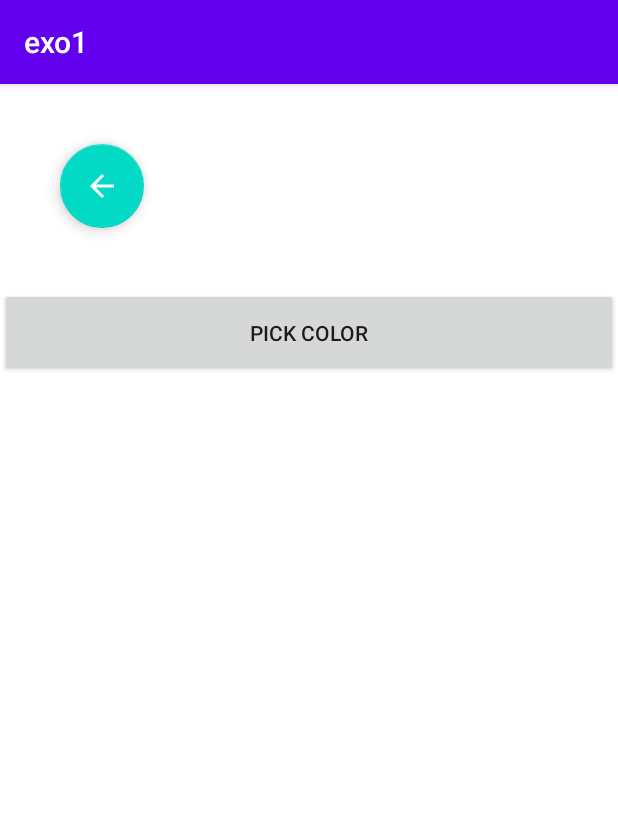
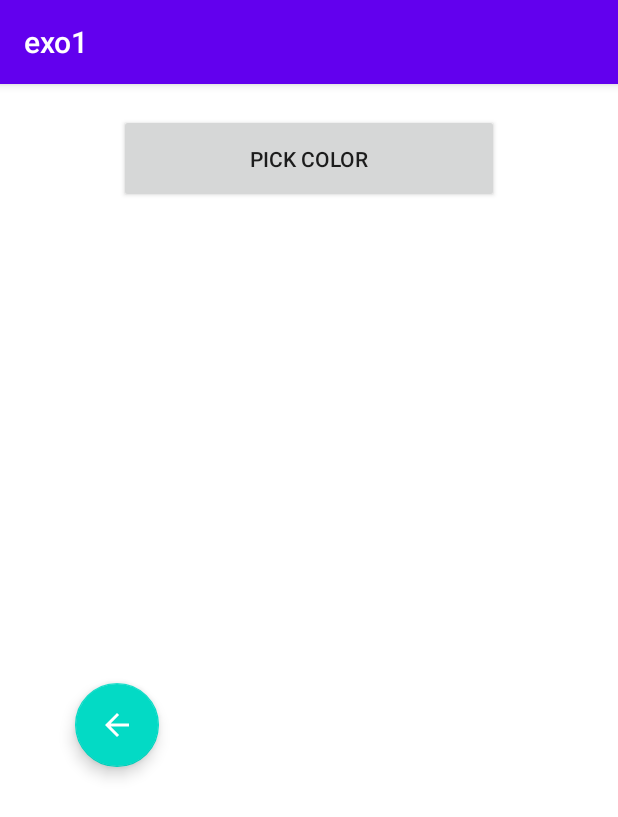
Before and after one commit to aminatadjer/Data-persistence-with-Kotlin, an Android app: the SettingsActivity screen opened directly, with no data from a screen before it, after a tap on "PICK COLOR", on a phone screen of 412 x 824 dp. Shown: the top 817 px of the screen. Run offline under Robolectric (Android 15) with nearby library versions, the phone set to English and light mode, and no system bars; libraries missing offline, so code that uses them is left out: petrov.kristiyan.colorpicker; 3 statements that could not run were skipped.

Commit message:
fix some anomalies

```diff
--- a/app/src/main/java/com/example/exo1/Activity1.kt
+++ b/app/src/main/java/com/example/exo1/Activity1.kt
@@ -12,8 +12,8 @@ class Activity1 : AppCompatActivity() {
     override fun onCreate(savedInstanceState: Bundle?) {
 
         super.onCreate(savedInstanceState)
-        val sp = getSharedPreferences("your_prefs", Activity.MODE_PRIVATE)
+        val sp = getSharedPreferences("my_prefs", Activity.MODE_PRIVATE)
         setContentView(R.layout.activity1)
-        mainLayout1.setBackgroundColor(sp.getInt("your_int_key", -1))
+        window.decorView.setBackgroundColor(sp.getInt("background_color", -1))
     }
 }
--- a/app/src/main/java/com/example/exo1/Activity2.kt
+++ b/app/src/main/java/com/example/exo1/Activity2.kt
@@ -10,8 +10,8 @@ class Activity2 : AppCompatActivity() {
 
     override fun onCreate(savedInstanceState: Bundle?) {
         super.onCreate(savedInstanceState)
-        val sp = getSharedPreferences("your_prefs", Activity.MODE_PRIVATE)
+        val sp = getSharedPreferences("my_prefs", Activity.MODE_PRIVATE)
         setContentView(R.layout.activity2)
-        mainLayout2.setBackgroundColor(sp.getInt("your_int_key", -1))
+        window.decorView.setBackgroundColor(sp.getInt("background_color", -1))
     }
 }
--- a/app/src/main/java/com/example/exo1/Activity3.kt
+++ b/app/src/main/java/com/example/exo1/Activity3.kt
@@ -10,9 +10,9 @@ class Activity3 : AppCompatActivity() {
 
     override fun onCreate(savedInstanceState: Bundle?) {
         super.onCreate(savedInstanceState)
-        val sp = getSharedPreferences("your_prefs", Activity.MODE_PRIVATE)
+        val sp = getSharedPreferences("my_prefs", Activity.MODE_PRIVATE)
         setContentView(R.layout.activity3)
-        mainLayout3.setBackgroundColor(sp.getInt("your_int_key", -1))
+        window.decorView.setBackgroundColor(sp.getInt("background_color", -1))
 
     }
 }
--- a/app/src/main/java/com/example/exo1/Activity4.kt
+++ b/app/src/main/java/com/example/exo1/Activity4.kt
@@ -10,8 +10,8 @@ class Activity4 : AppCompatActivity() {
 
     override fun onCreate(savedInstanceState: Bundle?) {
         super.onCreate(savedInstanceState)
-        val sp = getSharedPreferences("your_prefs", Activity.MODE_PRIVATE)
+        val sp = getSharedPreferences("my_prefs", Activity.MODE_PRIVATE)
         setContentView(R.layout.activity4)
-        mainLayout4.setBackgroundColor(sp.getInt("your_int_key", -1))
+        window.decorView.setBackgroundColor(sp.getInt("background_color", -1))
     }
 }
--- a/app/src/main/java/com/example/exo1/MainActivity.kt
+++ b/app/src/main/java/com/example/exo1/MainActivity.kt
@@ -12,9 +12,9 @@ class MainActivity : AppCompatActivity() {
 
     override fun onCreate(savedInstanceState: Bundle?) {
         super.onCreate(savedInstanceState)
-        val sp = getSharedPreferences("your_prefs", Activity.MODE_PRIVATE)
+        val sp = getSharedPreferences("my_prefs", Activity.MODE_PRIVATE)
         setContentView(R.layout.activity_main)
-        mainLayoutmain.setBackgroundColor(sp.getInt("your_int_key", -1))
+        window.decorView.setBackgroundColor(sp.getInt("background_color", -1))
         val button1 = findViewById<Button>(R.id.button1)
         val button2 = findViewById<Button>(R.id.button2)
         val button3 = findViewById<Button>(R.id.button3)
--- a/app/src/main/java/com/example/exo1/SettingsActivity.kt
+++ b/app/src/main/java/com/example/exo1/SettingsActivity.kt
@@ -19,29 +19,17 @@ class SettingsActivity : AppCompatActivity() {
 
 
         super.onCreate(savedInstanceState)
-        val sp = getSharedPreferences("your_prefs", Activity.MODE_PRIVATE)
+        val sp = getSharedPreferences("my_prefs", Activity.MODE_PRIVATE)
         val editor = sp.edit()
         setContentView(R.layout.activity_settings)
-        mainLayout.setBackgroundColor(sp.getInt("your_int_key", -1))
+        window.decorView.setBackgroundColor(sp.getInt("background_color", -1))
         changeColorSettings.setOnClickListener() {
             val colorPicker = ColorPicker(this)
-            val colors: ArrayList<String> = ArrayList()
-            colors.add("#82B926")
-            colors.add("#a276eb")
-            colors.add("#6a3ab2")
-            colors.add("#666666")
-            colors.add("#FFFF00")
-            colors.add("#3C8D2F")
-            colors.add("#FA9F00")
-            colors.add("#FF0000")
+            colorPicker.show()
             colorPicker
-                .setDefaultColorButton(Color.parseColor("#f84c44"))
-                .setColors(colors)
-                .setColumns(5)
-                .setRoundColorButton(true)
                 .setOnChooseColorListener(object : OnChooseColorListener {
                     override fun onChooseColor(position: Int, color: Int) {
-                        editor.putInt("your_int_key",color)
+                        editor.putInt("background_color",color)
                         editor.commit()
                         val intent = intent // from getIntent()
                         intent.addFlags(Intent.FLAG_ACTIVITY_NO_ANIMATION)
@@ -51,7 +39,7 @@ class SettingsActivity : AppCompatActivity() {
 
                     override fun onCancel() {}
                 })
-                .show()
+
         }
         retour.setOnClickListener{
             val intent = Intent(this, MainActivity::class.java)
--- a/app/src/main/res/layout/activity_settings.xml
+++ b/app/src/main/res/layout/activity_settings.xml
@@ -1,32 +1,39 @@
 <?xml version="1.0" encoding="utf-8"?>
-<androidx.constraintlayout.widget.ConstraintLayout xmlns:android="http://schemas.android.com/apk/res/android"
+<RelativeLayout xmlns:android="http://schemas.android.com/apk/res/android"
     xmlns:app="http://schemas.android.com/apk/res-auto"
     xmlns:tools="http://schemas.android.com/tools"
     android:id="@+id/mainLayout"
     android:layout_width="match_parent"
     android:layout_height="match_parent">
 
-    <LinearLayout
-        android:layout_width="match_parent"
-        android:layout_height="match_parent"
-        android:orientation="vertical">
 
-        <com.google.android.material.floatingactionbutton.FloatingActionButton
-            android:id="@+id/retour"
-            android:layout_width="wrap_content"
-            android:layout_height="wrap_content"
-            android:layout_margin="40dp"
-            android:clickable="true"
-            app:srcCompat="@drawable/abc_vector_test"
-            tools:ignore="MissingConstraints" />
 
         <Button
             android:id="@+id/changeColorSettings"
-            android:layout_width="match_parent"
+            android:layout_width="253dp"
             android:layout_height="59dp"
             android:text="Pick Color"
-            tools:ignore="MissingConstraints" />
+            android:layout_margin="20dp"
 
-    </LinearLayout>
+            android:layout_centerHorizontal="true"
 
-</androidx.constraintlayout.widget.ConstraintLayout>
+
+
+            />
+
+    <com.google.android.material.floatingactionbutton.FloatingActionButton
+        android:id="@+id/retour"
+        android:layout_width="wrap_content"
+        android:layout_height="wrap_content"
+        android:layout_below="@+id/changeColorSettings"
+        android:layout_marginTop="300dp"
+         android:layout_marginLeft="50dp"
+
+
+
+        android:clickable="true"
+        app:srcCompat="@drawable/abc_vector_test"
+        tools:ignore="MissingConstraints" />
+
+
+</RelativeLayout>
```
